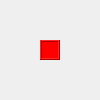
7SH7/ai_study_avr, file 05 QT/practice_pyqt/EX04-22/gui.ui: the form before one commit.
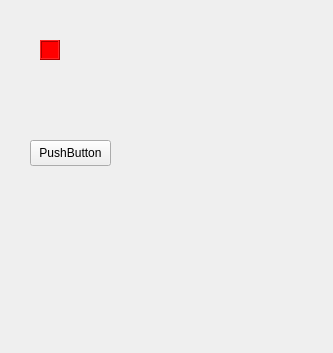
The form after the commit. Custom widgets are drawn as their Qt base class.

Patch:
```diff
--- a/05 QT/practice_pyqt/EX04-22/gui.ui
+++ b/05 QT/practice_pyqt/EX04-22/gui.ui
@@ -6,8 +6,8 @@
    <rect>
     <x>0</x>
     <y>0</y>
-    <width>100</width>
-    <height>100</height>
+    <width>333</width>
+    <height>353</height>
    </rect>
   </property>
   <property name="windowTitle">
@@ -36,6 +36,21 @@
      <string/>
     </property>
    </widget>
+   <widget class="myButton" name="pushButton">
+    <property name="geometry">
+     <rect>
+      <x>30</x>
+      <y>140</y>
+      <width>81</width>
+      <height>26</height>
+     </rect>
+    </property>
+    <property name="text">
+     <string>PushButton</string>
+    </property>
+   </widget>
+   <zorder>pushButton</zorder>
+   <zorder>lblBlock</zorder>
   </widget>
   <widget class="QMenuBar" name="menubar">
    <property name="geometry">
@@ -48,6 +63,13 @@
    </property>
   </widget>
  </widget>
+ <customwidgets>
+  <customwidget>
+   <class>myButton</class>
+   <extends>QPushButton</extends>
+   <header>mybutton</header>
+  </customwidget>
+ </customwidgets>
  <resources/>
  <connections/>
 </ui>
```
Left out of the diff: 8 changed lines with no effect on the pictures.
